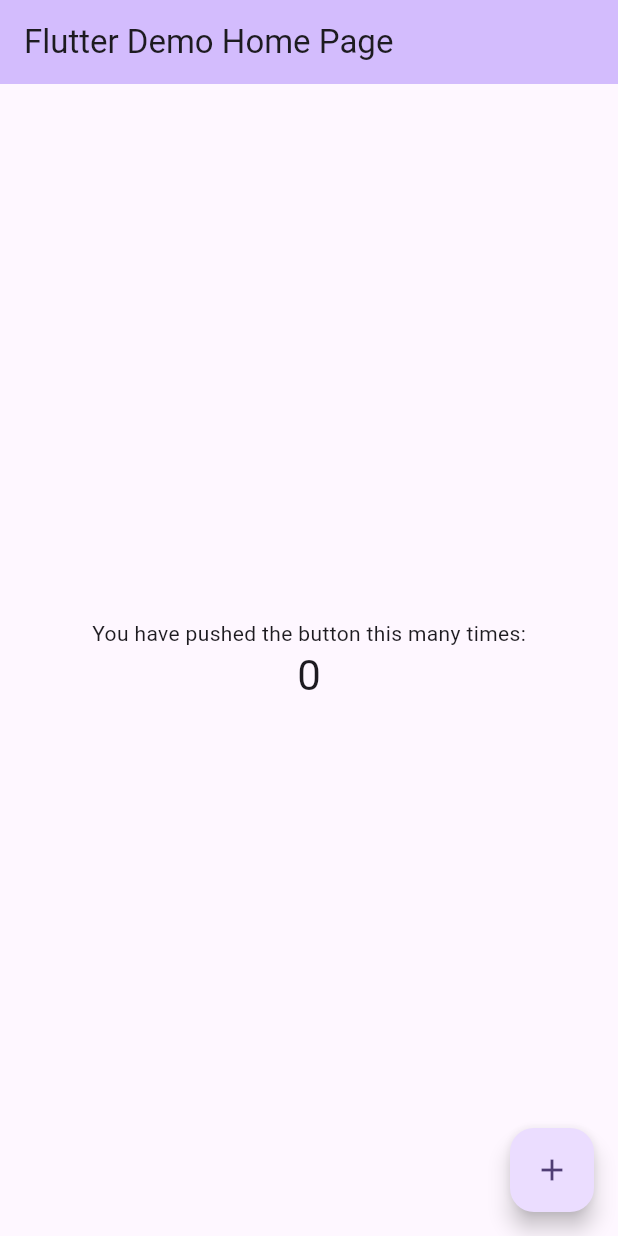
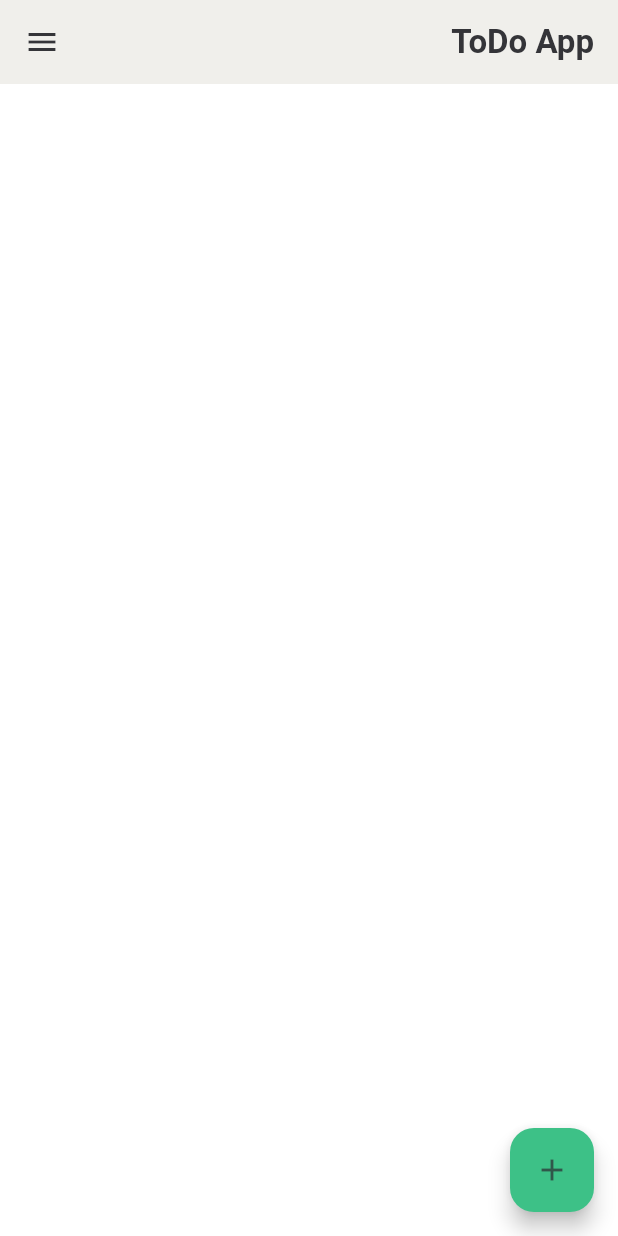
Before and after one commit to krzxs/flutter_todo_app, a Flutter app: the screen it shows after launch, on a phone screen of 412 x 824 dp. Run offline on Flutter 3.47's test engine with Material 2 defaults, Android fonts, the light colour scheme and no system bars.

Commit message:
Add home page and color palette

```diff
--- /dev/null
+++ b/lib/colors.dart
@@ -0,0 +1,10 @@
+import 'package:flutter/material.dart';
+
+const Color primaryColor = Color(0xFFFFFFFF);
+const Color secondaryColor = Color(0xFFF0EFEB);
+
+const Color primaryColorAccent = Color(0xFF3DC187);
+const Color secondaryColorAccent = Color(0xFF30574A);
+
+const Color primaryTextColor = Color(0xFF343438);
+const Color secondaryTextColor = Color(0xFFBABABC);
--- /dev/null
+++ b/lib/home_page.dart
@@ -0,0 +1,106 @@
+import 'package:flutter/material.dart';
+import 'package:flutter_todo/colors.dart';
+
+class HomePage extends StatefulWidget {
+  const HomePage({Key? key}) : super(key: key);
+
+  @override
+  State<HomePage> createState() => _HomePageState();
+}
+
+class _HomePageState extends State<HomePage> {
+  @override
+  Widget build(BuildContext context) {
+    return Scaffold(
+      appBar: AppBar(
+        backgroundColor: secondaryColor,
+        leading: IconButton(
+          icon: const Icon(
+            Icons.menu,
+            color: primaryTextColor,
+          ),
+          onPressed: () {
+            showModalBottomSheet(
+              context: context,
+              shape: const RoundedRectangleBorder(
+                borderRadius: BorderRadius.vertical(
+                  top: Radius.circular(8.0),
+                ),
+              ),
+              backgroundColor: secondaryColor,
+              builder: (context) {
+                return SizedBox(
+                  height: 120,
+                  child: Column(
+                    crossAxisAlignment: CrossAxisAlignment.start,
+                    mainAxisAlignment: MainAxisAlignment.spaceEvenly,
+                    mainAxisSize: MainAxisSize.max,
+                    children: [
+                      bottomSheetButton(
+                        'Dodaj notatkę',
+                        Icons.add,
+                        () {
+                          //TODO add note
+                        },
+                      ),
+                      bottomSheetButton(
+                        'Wyczyść notatki',
+                        Icons.delete,
+                        () {
+                          //TODO clear all notes
+                        },
+                      ),
+                    ],
+                  ),
+                );
+              },
+            );
+          },
+        ),
+        title: const Align(
+          alignment: Alignment.centerRight,
+          child: Text(
+            'ToDo App',
+            style: TextStyle(
+              color: primaryTextColor,
+              fontWeight: FontWeight.bold,
+            ),
+          ),
+        ),
+      ),
+      backgroundColor: primaryColor,
+      body: const Center(
+          //TODO todo list
+          ),
+      floatingActionButton: FloatingActionButton(
+        backgroundColor: primaryColorAccent,
+        tooltip: 'Dodaj notatkę',
+        onPressed: () {
+          //TODO add note
+        },
+        child: const Icon(
+          Icons.add,
+          color: secondaryColorAccent,
+        ),
+      ),
+    );
+  }
+
+  Widget bottomSheetButton(String title, IconData icon, VoidCallback onTap) {
+    return InkWell(
+      onTap: onTap,
+      child: ListTile(
+        leading: Icon(
+          icon,
+          color: secondaryTextColor,
+        ),
+        title: Text(
+          title,
+          style: const TextStyle(
+            color: primaryTextColor,
+          ),
+        ),
+      ),
+    );
+  }
+}
--- a/lib/main.dart
+++ b/lib/main.dart
@@ -1,4 +1,5 @@
 import 'package:flutter/material.dart';
+import 'package:flutter_todo/home_page.dart';
 
 void main() {
   runApp(const MyApp());
@@ -7,119 +8,15 @@ void main() {
 class MyApp extends StatelessWidget {
   const MyApp({super.key});
 
-  // This widget is the root of your application.
   @override
   Widget build(BuildContext context) {
     return MaterialApp(
-      title: 'Flutter Demo',
+      title: 'ToDo App',
       theme: ThemeData(
-        // This is the theme of your application.
-        //
-        // TRY THIS: Try running your application with "flutter run". You'll see
-        // the application has a blue toolbar. Then, without quitting the app,
-        // try changing the seedColor in the colorScheme below to Colors.green
-        // and then invoke "hot reload" (save your changes or press the "hot
-        // reload" button in a Flutter-supported IDE, or press "r" if you used
-        // the command line to start the app).
-        //
-        // Notice that the counter didn't reset back to zero; the application
-        // state is not lost during the reload. To reset the state, use hot
-        // restart instead.
-        //
-        // This works for code too, not just values: Most code changes can be
-        // tested with just a hot reload.
-        colorScheme: ColorScheme.fromSeed(seedColor: Colors.deepPurple),
         useMaterial3: true,
       ),
-      home: const MyHomePage(title: 'Flutter Demo Home Page'),
+      home: const HomePage(),
+      debugShowCheckedModeBanner: false,
     );
   }
 }
-
-class MyHomePage extends StatefulWidget {
-  const MyHomePage({super.key, required this.title});
-
-  // This widget is the home page of your application. It is stateful, meaning
-  // that it has a State object (defined below) that contains fields that affect
-  // how it looks.
-
-  // This class is the configuration for the state. It holds the values (in this
-  // case the title) provided by the parent (in this case the App widget) and
-  // used by the build method of the State. Fields in a Widget subclass are
-  // always marked "final".
-
-  final String title;
-
-  @override
-  State<MyHomePage> createState() => _MyHomePageState();
-}
-
-class _MyHomePageState extends State<MyHomePage> {
-  int _counter = 0;
-
-  void _incrementCounter() {
-    setState(() {
-      // This call to setState tells the Flutter framework that something has
-      // changed in this State, which causes it to rerun the build method below
-      // so that the display can reflect the updated values. If we changed
-      // _counter without calling setState(), then the build method would not be
-      // called again, and so nothing would appear to happen.
-      _counter++;
-    });
-  }
-
-  @override
-  Widget build(BuildContext context) {
-    // This method is rerun every time setState is called, for instance as done
-    // by the _incrementCounter method above.
-    //
-    // The Flutter framework has been optimized to make rerunning build methods
-    // fast, so that you can just rebuild anything that needs updating rather
-    // than having to individually change instances of widgets.
-    return Scaffold(
-      appBar: AppBar(
-        // TRY THIS: Try changing the color here to a specific color (to
-        // Colors.amber, perhaps?) and trigger a hot reload to see the AppBar
-        // change color while the other colors stay the same.
-        backgroundColor: Theme.of(context).colorScheme.inversePrimary,
-        // Here we take the value from the MyHomePage object that was created by
-        // the App.build method, and use it to set our appbar title.
-        title: Text(widget.title),
-      ),
-      body: Center(
-        // Center is a layout widget. It takes a single child and positions it
-        // in the middle of the parent.
-        child: Column(
-          // Column is also a layout widget. It takes a list of children and
-          // arranges them vertically. By default, it sizes itself to fit its
-          // children horizontally, and tries to be as tall as its parent.
-          //
-          // Column has various properties to control how it sizes itself and
-          // how it positions its children. Here we use mainAxisAlignment to
-          // center the children vertically; the main axis here is the vertical
-          // axis because Columns are vertical (the cross axis would be
-          // horizontal).
-          //
-          // TRY THIS: Invoke "debug painting" (choose the "Toggle Debug Paint"
-          // action in the IDE, or press "p" in the console), to see the
-          // wireframe for each widget.
-          mainAxisAlignment: MainAxisAlignment.center,
-          children: <Widget>[
-            const Text(
-              'You have pushed the button this many times:',
-            ),
-            Text(
-              '$_counter',
-              style: Theme.of(context).textTheme.headlineMedium,
-            ),
-          ],
-        ),
-      ),
-      floatingActionButton: FloatingActionButton(
-        onPressed: _incrementCounter,
-        tooltip: 'Increment',
-        child: const Icon(Icons.add),
-      ), // This trailing comma makes auto-formatting nicer for build methods.
-    );
-  }
-}
--- /dev/null
+++ b/lib/todo.dart
@@ -0,0 +1,9 @@
+class Todo {
+  int id;
+  String title;
+  String description;
+  bool isDone;
+  DateTime dateCreated;
+
+  Todo(this.id, this.title, this.description, this.isDone, this.dateCreated);
+}
```
